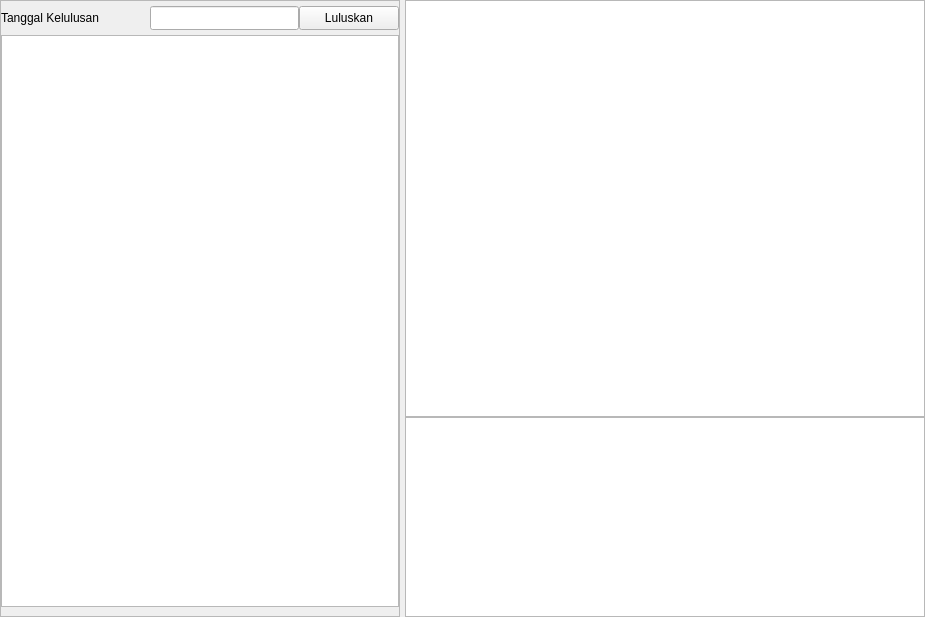
Qt form ui/sources/page_kelulusan.ui (asjach/db_app) before a commit.
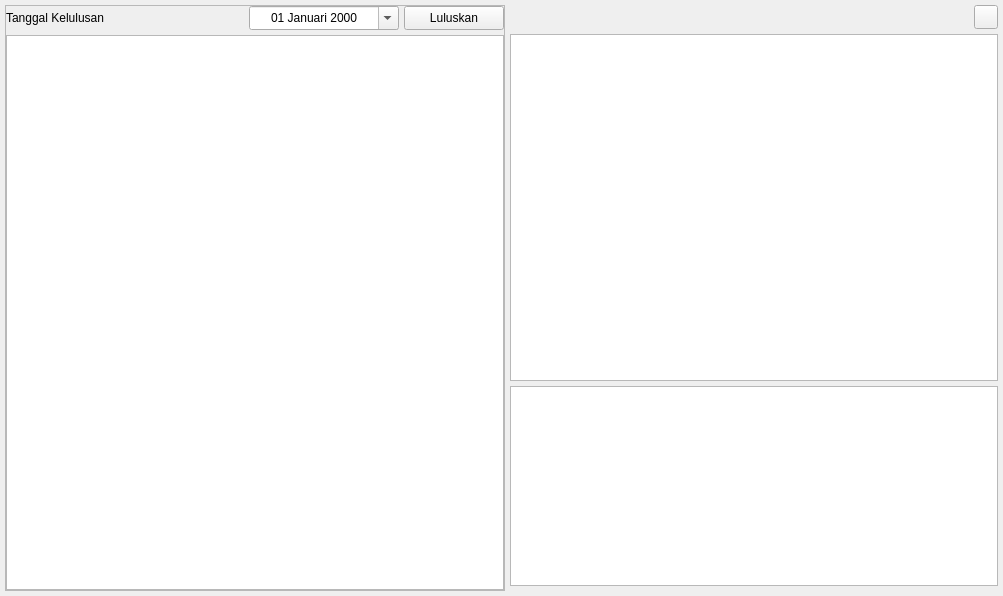
The same form after that commit.

Diff of the .ui file:
```diff
--- a/ui/sources/page_kelulusan.ui
+++ b/ui/sources/page_kelulusan.ui
@@ -6,8 +6,8 @@
    <rect>
     <x>0</x>
     <y>0</y>
-    <width>925</width>
-    <height>617</height>
+    <width>1003</width>
+    <height>596</height>
    </rect>
   </property>
   <property name="windowTitle">
@@ -15,59 +15,31 @@
   </property>
   <layout class="QGridLayout" name="gridLayout">
    <property name="leftMargin">
-    <number>0</number>
+    <number>5</number>
    </property>
    <property name="topMargin">
-    <number>0</number>
+    <number>5</number>
    </property>
    <property name="rightMargin">
-    <number>0</number>
+    <number>5</number>
    </property>
    <property name="bottomMargin">
-    <number>0</number>
+    <number>5</number>
    </property>
-   <property name="horizontalSpacing">
+   <property name="spacing">
     <number>5</number>
    </property>
-   <property name="verticalSpacing">
-    <number>0</number>
-   </property>
-   <item row="0" column="1">
-    <widget class="QTableWidget" name="tbl_siswa_lulus"/>
-   </item>
-   <item row="1" column="1">
-    <widget class="QTableWidget" name="tbl_siswa_tidak_lulus">
-     <property name="sizePolicy">
-      <sizepolicy hsizetype="Expanding" vsizetype="Preferred">
-       <horstretch>0</horstretch>
-       <verstretch>0</verstretch>
-      </sizepolicy>
-     </property>
-     <property name="minimumSize">
-      <size>
-       <width>0</width>
-       <height>200</height>
-      </size>
-     </property>
-     <property name="maximumSize">
-      <size>
-       <width>16777215</width>
-       <height>200</height>
-      </size>
-     </property>
-    </widget>
-   </item>
    <item row="0" column="0" rowspan="2">
     <widget class="QFrame" name="frame_kiri">
      <property name="minimumSize">
       <size>
-       <width>400</width>
+       <width>500</width>
        <height>0</height>
       </size>
      </property>
      <property name="maximumSize">
       <size>
-       <width>400</width>
+       <width>500</width>
        <height>16777215</height>
       </size>
      </property>
@@ -82,18 +54,15 @@
        <number>0</number>
       </property>
       <property name="topMargin">
-       <number>5</number>
+       <number>0</number>
       </property>
       <property name="rightMargin">
        <number>0</number>
       </property>
       <property name="bottomMargin">
-       <number>9</number>
-      </property>
-      <property name="horizontalSpacing">
        <number>0</number>
       </property>
-      <property name="verticalSpacing">
+      <property name="spacing">
        <number>5</number>
       </property>
       <item row="0" column="0">
@@ -103,22 +72,6 @@
         </property>
        </widget>
       </item>
-      <item row="0" column="1">
-       <widget class="QLineEdit" name="line_tgl_lulus">
-        <property name="sizePolicy">
-         <sizepolicy hsizetype="Preferred" vsizetype="Fixed">
-          <horstretch>0</horstretch>
-          <verstretch>0</verstretch>
-         </sizepolicy>
-        </property>
-        <property name="minimumSize">
-         <size>
-          <width>120</width>
-          <height>24</height>
-         </size>
-        </property>
-       </widget>
-      </item>
       <item row="0" column="2">
        <widget class="QPushButton" name="btn_luluskan">
         <property name="minimumSize">
@@ -140,6 +93,115 @@
       </item>
       <item row="1" column="0" colspan="3">
        <widget class="QTableWidget" name="tbl_list_siswa"/>
+      </item>
+      <item row="0" column="1">
+       <widget class="QDateEdit" name="date_tgl_lulus">
+        <property name="minimumSize">
+         <size>
+          <width>150</width>
+          <height>24</height>
+         </size>
+        </property>
+        <property name="maximumSize">
+         <size>
+          <width>150</width>
+          <height>16777215</height>
+         </size>
+        </property>
+        <property name="locale">
+         <locale language="Indonesian" country="Indonesia"/>
+        </property>
+        <property name="alignment">
+         <set>Qt::AlignCenter</set>
+        </property>
+        <property name="displayFormat">
+         <string>dd MMMM yyyy</string>
+        </property>
+        <property name="calendarPopup">
+         <bool>true</bool>
+        </property>
+       </widget>
+      </item>
+     </layout>
+    </widget>
+   </item>
+   <item row="0" column="1">
+    <widget class="QWidget" name="widget" native="true">
+     <layout class="QGridLayout" name="gridLayout_3">
+      <property name="leftMargin">
+       <number>0</number>
+      </property>
+      <property name="topMargin">
+       <number>0</number>
+      </property>
+      <property name="rightMargin">
+       <number>0</number>
+      </property>
+      <property name="bottomMargin">
+       <number>0</number>
+      </property>
+      <property name="horizontalSpacing">
+       <number>0</number>
+      </property>
+      <property name="verticalSpacing">
+       <number>5</number>
+      </property>
+      <item row="0" column="1">
+       <widget class="QPushButton" name="btn_show_bottom">
+        <property name="minimumSize">
+         <size>
+          <width>24</width>
+          <height>24</height>
+         </size>
+        </property>
+        <property name="maximumSize">
+         <size>
+          <width>24</width>
+          <height>24</height>
+         </size>
+        </property>
+        <property name="text">
+         <string/>
+        </property>
+       </widget>
+      </item>
+      <item row="0" column="0">
+       <spacer name="horizontalSpacer">
+        <property name="orientation">
+         <enum>Qt::Horizontal</enum>
+        </property>
+        <property name="sizeHint" stdset="0">
+         <size>
+          <width>40</width>
+          <height>20</height>
+         </size>
+        </property>
+       </spacer>
+      </item>
+      <item row="1" column="0" colspan="2">
+       <widget class="QTableWidget" name="tbl_siswa_lulus"/>
+      </item>
+      <item row="2" column="0" colspan="2">
+       <widget class="QTableWidget" name="tbl_siswa_tidak_lulus">
+        <property name="sizePolicy">
+         <sizepolicy hsizetype="Expanding" vsizetype="Preferred">
+          <horstretch>0</horstretch>
+          <verstretch>0</verstretch>
+         </sizepolicy>
+        </property>
+        <property name="minimumSize">
+         <size>
+          <width>0</width>
+          <height>200</height>
+         </size>
+        </property>
+        <property name="maximumSize">
+         <size>
+          <width>16777215</width>
+          <height>200</height>
+         </size>
+        </property>
+       </widget>
       </item>
      </layout>
     </widget>
```
